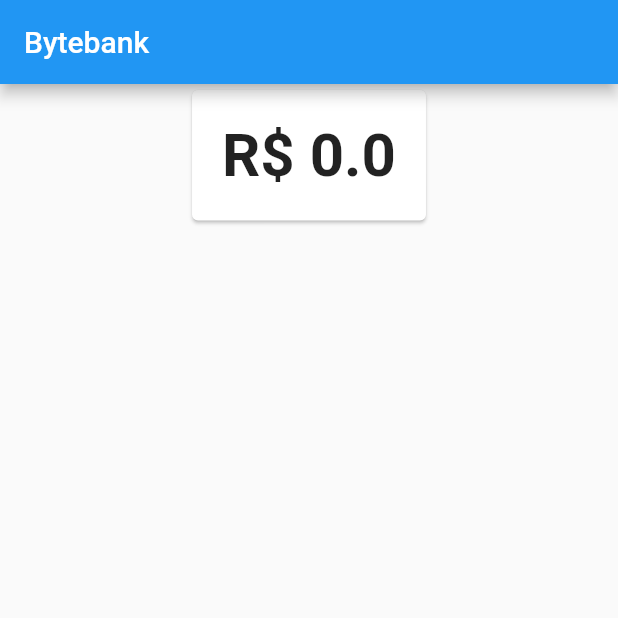
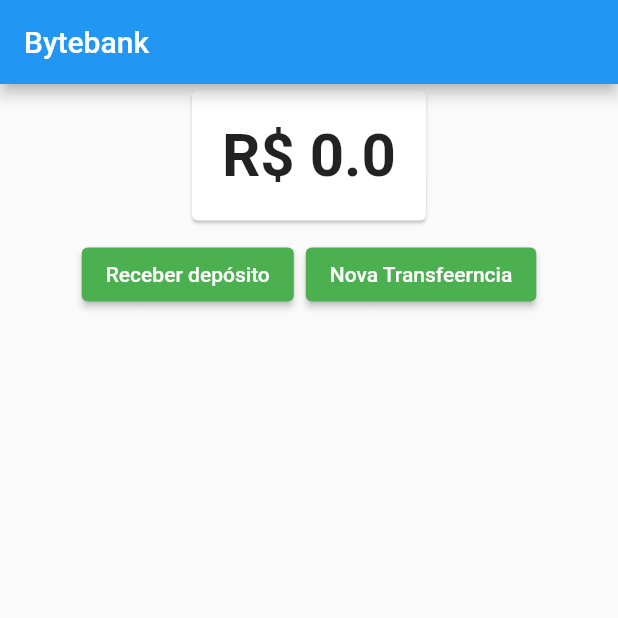
Before and after one commit to 1jGabriel/gerenciamento-estado-flutter, a Flutter app: the screen it shows after launch, on a phone screen of 412 x 824 dp, the top half of it. Run offline on Flutter 3.47's test engine with Material 2 defaults, Android fonts, the phone set to English and light mode, and no system bars.

```diff
--- a/lib/model/saldo.dart
+++ b/lib/model/saldo.dart
@@ -1,9 +1,15 @@
 import 'package:flutter/material.dart';
 
 class Saldo extends ChangeNotifier {
-  final double valor;
+  double valor;
 
   Saldo(this.valor);
+
+  void adiciona(double valor){
+    this.valor += valor;
+    // utilizado para atualizar quem está escutando este item
+    notifyListeners();
+  }
 
   @override
   String toString() {
--- a/lib/screens/dashboard.dart
+++ /dev/null
@@ -1,16 +0,0 @@
-import 'package:bytebank_modulo_6/screens/saldo_card.dart';
-import 'package:flutter/material.dart';
-
-class Dashboard extends StatelessWidget {
-  Widget build(BuildContext context) {
-    return Scaffold(
-      appBar: AppBar(
-        title: const Text('Bytebank'),
-      ),
-      body: Align(
-        alignment: Alignment.topCenter,
-        child: SaldoCard(),
-      ),
-    );
-  }
-}
--- /dev/null
+++ b/lib/screens/dashboard/dashboard.dart
@@ -0,0 +1,53 @@
+import 'package:bytebank_modulo_6/model/saldo.dart';
+import 'package:bytebank_modulo_6/screens/deposito/formulario_deposito.dart';
+import 'package:bytebank_modulo_6/screens/dashboard/saldo_card.dart';
+import 'package:flutter/material.dart';
+import 'package:provider/provider.dart';
+
+class Dashboard extends StatelessWidget {
+  Widget build(BuildContext context) {
+    return Scaffold(
+      appBar: AppBar(
+        title: const Text('Bytebank'),
+      ),
+      body: ListView(
+        children: [
+          Align(
+            alignment: Alignment.topCenter,
+            child: SaldoCard(),
+          ),
+          // Consumer consumido pelo click do botão para atualizar o saldo
+          ButtonBar(
+            alignment: MainAxisAlignment.center,
+            children: [
+              ElevatedButton(
+                style: ElevatedButton.styleFrom(primary: Colors.green),
+                onPressed: () => Navigator.push(
+                  context,
+                  MaterialPageRoute(
+                    builder: (context) {
+                      return FormularioDeposito();
+                    },
+                  ),
+                ),
+                child: Text('Receber depósito'),
+              ),
+              ElevatedButton(
+                style: ElevatedButton.styleFrom(primary: Colors.green),
+                onPressed: () => Navigator.push(
+                  context,
+                  MaterialPageRoute(
+                    builder: (context) {
+                      return FormularioDeposito();
+                    },
+                  ),
+                ),
+                child: Text('Nova Transfeerncia'),
+              ),
+            ]
+          )
+        ],
+      ),
+    );
+  }
+}
--- a/lib/screens/saldo_card.dart
+++ b/lib/screens/dashboard/saldo_card.dart
@@ -7,7 +7,8 @@ class SaldoCard extends StatelessWidget {
     return Card(
       child: Padding(
         padding: EdgeInsets.all(20.0),
-        child: Consumer<Saldo>(
+        child: Consumer<Saldo>( // se utiliza o Consumer de Saldo como child,
+          // pois este item precisa ser atualizado sempre que o saldo mudar
           builder: (context, valor, child) {
             return Text(
               valor.toString(),
```
Also changed, not shown: lib/main.dart (+15 -3 lines), lib/model/transferencias.dart (added, +11 -0 lines), lib/screens/deposito/formulario_deposito.dart (added, +60 -0 lines).
